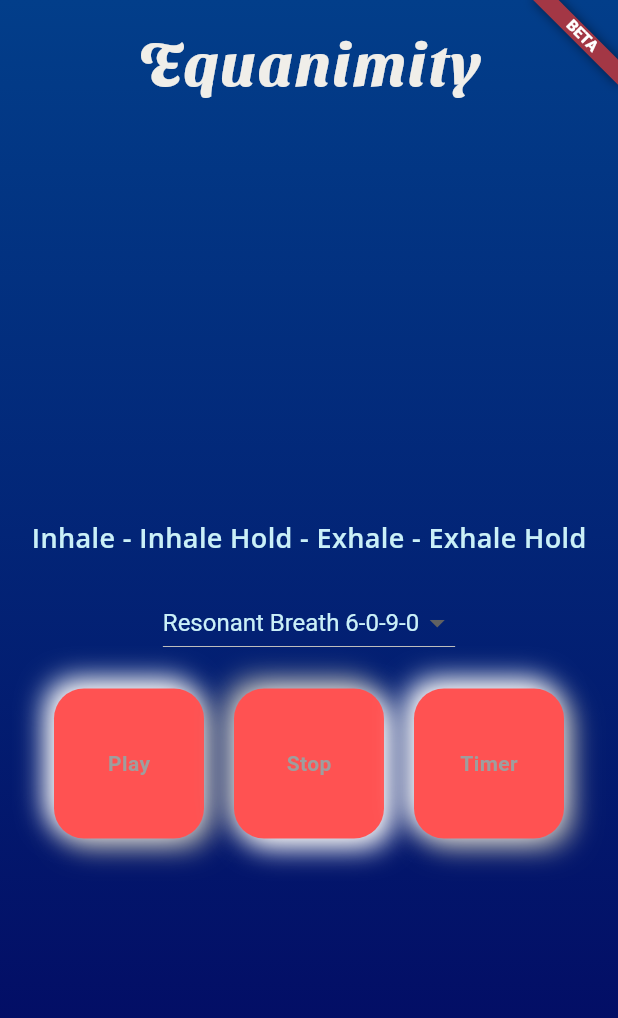
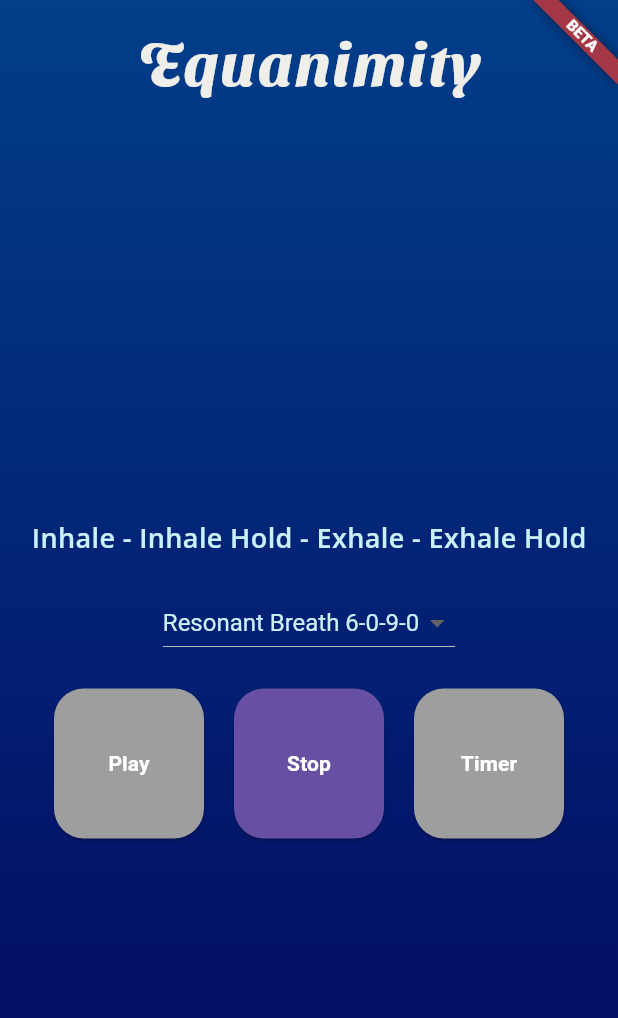
Before and after one commit to matthewwcole/equanMAN, a Flutter app: the screen it shows after launch, on a phone screen of 412 x 824 dp. Shown: the top 1018 px of the screen. Run offline on Flutter 3.47's test engine with Material 3 defaults, Android fonts, the phone set to English and light mode, and no system bars; our stand-ins replace google_fonts, just_audio; missing offline and left inert: audio_session.

Commit message:
Saving Post Neu Buttons

```diff
--- a/lib/model/audio_player_service.dart
+++ b/lib/model/audio_player_service.dart
@@ -7,14 +7,10 @@ class Playlist {
 
   Playlist({required this.title, required this.audioAssets});
 
-
   static final List<Playlist> allPlaylists = [
     Playlist(
       title: 'Resonant Breath 6-0-9-0',
-    audioAssets: [
-      'assets/audio/i6.wav',
-      'assets/audio/e9.wav',
-    ],
+      audioAssets: ['assets/audio/i6.wav', 'assets/audio/e9.wav'],
     ),
     Playlist(
       title: 'Resonant Breath 6-2-9-2',
@@ -47,11 +43,6 @@ static final List<Playlist> allPlaylists = [
   ];
 }
 
-
-
-
-
-
 class AudioPlayerService {
   final _player = AudioPlayer();
 
@@ -66,15 +57,13 @@ class AudioPlayerService {
   Future<void> loadPlaylist(Playlist playlist, {int initialIndex = 0}) async {
     await _player.stop(); // Stop current playback
 
-  final sources = playlist.audioAssets.map((path) =>
-    AudioSource.asset(path)
-  ).toList();
+    final sources = playlist.audioAssets
+        .map((path) => AudioSource.asset(path))
+        .toList();
 
     await _player.setAudioSources(sources, initialIndex: initialIndex);
     await _player.setLoopMode(LoopMode.all); // Gapless Repeat
-
   }
-
 
   Future<void> _init() async {
     final session = await AudioSession.instance;
@@ -102,7 +91,6 @@ Future<void> loadPlaylist(Playlist playlist, {int initialIndex = 0}) async {
     session.becomingNoisyEventStream.listen((_) {
       _player.pause();
     });
-
   }
 
   Future<void> play() async {
--- a/lib/view/audio_control_buttons.dart
+++ b/lib/view/audio_control_buttons.dart
@@ -1,14 +1,8 @@
 import 'package:flutter/material.dart';
-import 'package:breathingcompanion/view/neumorphic_button.dart';
 
-enum PlayerState {
-  playing,
-  stopped,
-  timer,
-}
+enum PlayerState { playing, stopped, timer }
 
-class AudioControlButtons extends StatefulWidget{
-
+class AudioControlButtons extends StatefulWidget {
   // Define two final VoidCallback variables here (one for play, one for stop, timer)
   final VoidCallback onPlay;
   final VoidCallback onStop;
@@ -19,8 +13,8 @@ class AudioControlButtons extends StatefulWidget{
     super.key,
     required this.onPlay,
     required this.onStop,
-    required this.startTimer
-    });
+    required this.startTimer,
+  });
 
   @override
   State<AudioControlButtons> createState() => _AudioControlButtonsState();
@@ -50,28 +44,65 @@ class _AudioControlButtonsState extends State<AudioControlButtons> {
     widget.startTimer();
   }
 
-// build method with your two ElevatedButtons
+  // build method with your two ElevatedButtons
   @override
   Widget build(BuildContext context) {
     return Center(
       child: Row(
         mainAxisAlignment: MainAxisAlignment.center,
         children: [
-          NeumorphicButton(
+          ElevatedButton(
             onPressed: _handlePlay,
-            text: 'Play',
-            isPlaying: _playerState == PlayerState.playing,
+            style: ElevatedButton.styleFrom(
+              backgroundColor: _playerState == PlayerState.playing
+                  ? Theme.of(context).primaryColor
+                  : Colors.grey,
+              foregroundColor: Colors.white,
+              fixedSize: const Size(100, 100),
+              shape: RoundedRectangleBorder(
+                borderRadius: BorderRadius.circular(20),
+              ),
+            ),
+            child: const Text(
+              'Play',
+              style: TextStyle(fontWeight: FontWeight.bold),
+            ),
           ),
           const SizedBox(width: 20),
-          NeumorphicButton(
+          ElevatedButton(
             onPressed: _handleStop,
-            text: 'Stop',
-            isPlaying: _playerState == PlayerState.stopped,
+            style: ElevatedButton.styleFrom(
+              backgroundColor: _playerState == PlayerState.stopped
+                  ? Theme.of(context).primaryColor
+                  : Colors.grey,
+              foregroundColor: Colors.white,
+              fixedSize: const Size(100, 100),
+              shape: RoundedRectangleBorder(
+                borderRadius: BorderRadius.circular(20),
+              ),
+            ),
+            child: const Text(
+              'Stop',
+              style: TextStyle(fontWeight: FontWeight.bold),
+            ),
           ),
           const SizedBox(width: 20),
-          NeumorphicButton(
+          ElevatedButton(
             onPressed: _handleTimer,
-            text: 'Timer',
+            style: ElevatedButton.styleFrom(
+              backgroundColor: _playerState == PlayerState.timer
+                  ? Theme.of(context).primaryColor
+                  : Colors.grey,
+              foregroundColor: Colors.white,
+              fixedSize: const Size(100, 100),
+              shape: RoundedRectangleBorder(
+                borderRadius: BorderRadius.circular(20),
+              ),
+            ),
+            child: const Text(
+              'Timer',
+              style: TextStyle(fontWeight: FontWeight.bold),
+            ),
           ),
         ],
       ),
--- a/lib/view/gradient_star_button.dart
+++ b/lib/view/gradient_star_button.dart
@@ -57,7 +57,11 @@ class _GradientStarButtonState extends State<GradientStarButton>
       onPointerUp: _onPointerUp,
       child: AnimatedContainer(
         duration: const Duration(milliseconds: 500),
-        transform: Matrix4.diagonal3Values(_isPressed ? 1.1 : 1.0, _isPressed ? 1.1 : 1.0, 1.0),
+        transform: Matrix4.diagonal3Values(
+          _isPressed ? 1.1 : 1.0,
+          _isPressed ? 1.1 : 1.0,
+          1.0,
+        ),
         transformAlignment: Alignment.center,
         child: Container(
           width: 13 * 16.0, // 13rem
@@ -72,10 +76,7 @@ class _GradientStarButtonState extends State<GradientStarButton>
                 Color(0xFF0044FF),
               ],
             ),
-            border: Border.all(
-              color: Colors.transparent,
-              width: 4,
-            ),
+            border: Border.all(color: Colors.transparent, width: 4),
           ),
           child: Container(
             decoration: BoxDecoration(
@@ -90,12 +91,7 @@ class _GradientStarButtonState extends State<GradientStarButton>
                   fontSize: 12,
                   letterSpacing: 5,
                   color: Colors.white,
-                  shadows: [
-                    Shadow(
-                      blurRadius: 4.0,
-                      color: Colors.white,
-                    ),
-                  ],
+                  shadows: [Shadow(blurRadius: 4.0, color: Colors.white)],
                 ),
               ),
             ),
--- a/lib/view/neumorphic_button.dart
+++ /dev/null
@@ -1,94 +0,0 @@
-import 'package:flutter/material.dart';
-
-class NeumorphicButton extends StatefulWidget {
-  final VoidCallback onPressed;
-  final String text;
-  final bool isPlaying;
-
-  const NeumorphicButton({
-    super.key,
-    required this.onPressed,
-    required this.text,
-    this.isPlaying = false,
-  });
-
-  @override
-  State<NeumorphicButton> createState() => _NeumorphicButtonState();
-}
-
-class _NeumorphicButtonState extends State<NeumorphicButton> {
-  bool _isPressed = false;
-
-  void _onPointerDown(PointerDownEvent event) {
-    setState(() {
-      _isPressed = true;
-    });
-    widget.onPressed();
-  }
-
-  void _onPointerUp(PointerUpEvent event) {
-    setState(() {
-      _isPressed = false;
-    });
-  }
-
-  @override
-  Widget build(BuildContext context) {
-    bool isPressed = _isPressed || widget.isPlaying;
-    return Listener(
-      onPointerDown: _onPointerDown,
-      onPointerUp: _onPointerUp,
-      child: AnimatedContainer(
-        duration: const Duration(milliseconds: 150),
-        width: 100,
-        height: 100,
-        decoration: BoxDecoration(
-          color: Colors.redAccent,
-          borderRadius: BorderRadius.circular(20),
-          boxShadow: isPressed
-          ? [
-              // Inner shadow
-              BoxShadow(
-                color: Colors.grey..shade500,
-                offset: const Offset(-5, -5),
-                blurRadius: 15,
-                spreadRadius: 1,
-                //inset: true,
-              ),
-              const BoxShadow(
-                color: Colors.white,
-                offset: Offset(5, 5),
-                blurRadius: 15,
-                spreadRadius: 1,
-                //inset: true,
-              ),
-          ]
-        : [
-            // Outer shadow
-            BoxShadow(
-              color: Colors.grey.shade500,
-              offset: const Offset(5, 5),
-              blurRadius: 15,
-              spreadRadius: 1,
-            ),
-            const BoxShadow(
-              color: Colors.white,
-              offset: Offset(-5, -5),
-              blurRadius: 15,
-              spreadRadius: 1,
-            ),
-          ],
-        ),
-        child: Center(
-          child: Text(
-            widget.text,
-            style: const TextStyle(
-              color: Colors.grey,
-              fontWeight: FontWeight.bold,
-            ),
-          ),
-        ),
-        ),
-      );
-  }
-}
--- a/lib/viewmodel/theme/app_pallete.dart
+++ b/lib/viewmodel/theme/app_pallete.dart
@@ -4,7 +4,6 @@ import 'package:flutter/material.dart';
 
 class Pallete {
   // 4 -5 Core Colors
-
 
   // Ocean Colors
   static const backgroundColor = Color(0xFF03045e); // Deep Twilight
@@ -27,9 +26,10 @@ class Pallete {
   // Pantone Colors
   static const cloudDancer = Color(0xFFF0EEE9); // Cloud Dancer
   static const scarletSmile = Color(0xFFA33745); // Scarlet Smile
-  static final Color desaturatedScarletSmile = HSLColor.fromColor(scarletSmile).withSaturation(0.4).toColor(); // Desaturated Scarlet Smile
+  static final Color desaturatedScarletSmile = HSLColor.fromColor(
+    scarletSmile,
+  ).withSaturation(0.4).toColor(); // Desaturated Scarlet Smile
   static const caraMEL = Color(0xFFC37C54); // Caramel
   static const iceMelt = Color(0xFFD3E4F1); // Ice Melt
   static const rinsingRivulet = Color(0xFF5CC6C3); // Rinsing Rivulet
-
 }
--- a/lib/viewmodel/theme/theme.dart
+++ b/lib/viewmodel/theme/theme.dart
@@ -5,7 +5,7 @@ class AppTheme {
     scaffoldBackgroundColor: Color(0xFF03045e), // Deep Twilight
     appBarTheme: AppBarTheme(
       backgroundColor: Color(0xFF03045e), // Deep Twilight
-      ),
+    ),
     filledButtonTheme: FilledButtonThemeData(
       style: ButtonStyle(
         //foregroundColor: WidgetStateProperty.all(Color(0xFFCAF0F8)), // Light Cyan
@@ -19,6 +19,7 @@ class AppTheme {
       ),
     ),
     cupertinoOverrideTheme: MaterialBasedCupertinoThemeData(
-      materialTheme: ThemeData(primaryColor: Color(0xFF0096C7))),
+      materialTheme: ThemeData(primaryColor: Color(0xFF0096C7)),
+    ),
   );
 }
```
Also changed, not shown: lib/drafts/notes.dart (+0 -30 lines), lib/main.dart (+3 -4 lines), lib/view/home_breathing_screen.dart (+12 -12 lines), lib/viewmodel/sleep_timer_viewmodel.dart (+7 -7 lines), lib/drafts/breathing_loop_page.dart (line endings or trailing spaces), lib/drafts/perplexity.dart (line endings or trailing spaces), lib/drafts/sb_controls.dart (line endings or trailing spaces), lib/drafts/sb_playerinfo.dart (line endings or trailing spaces). Lines whose indentation alone changed are shown as unchanged.
